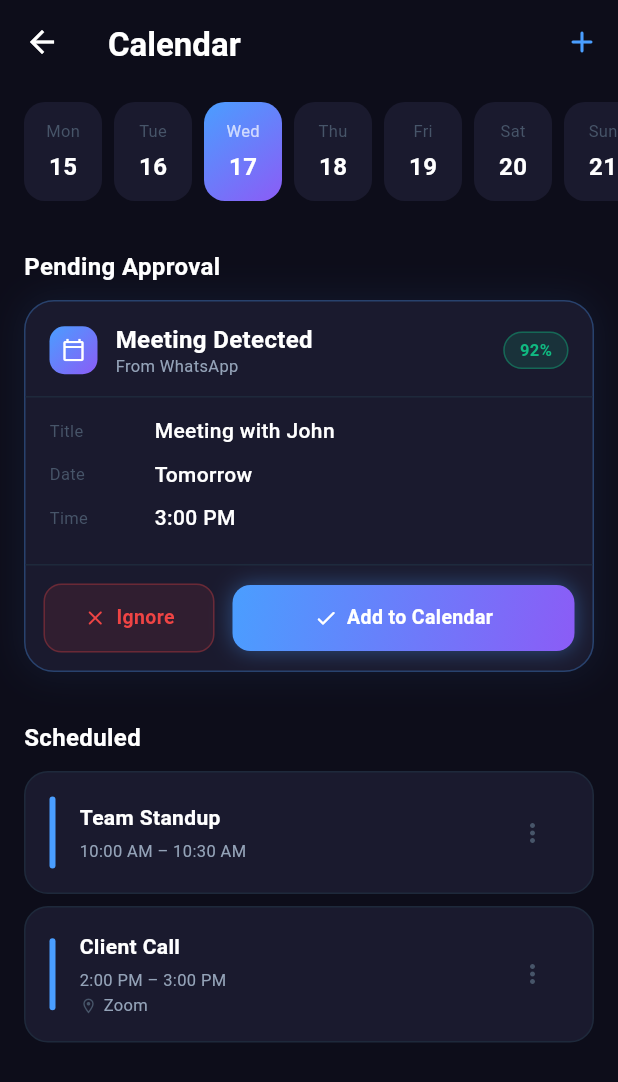
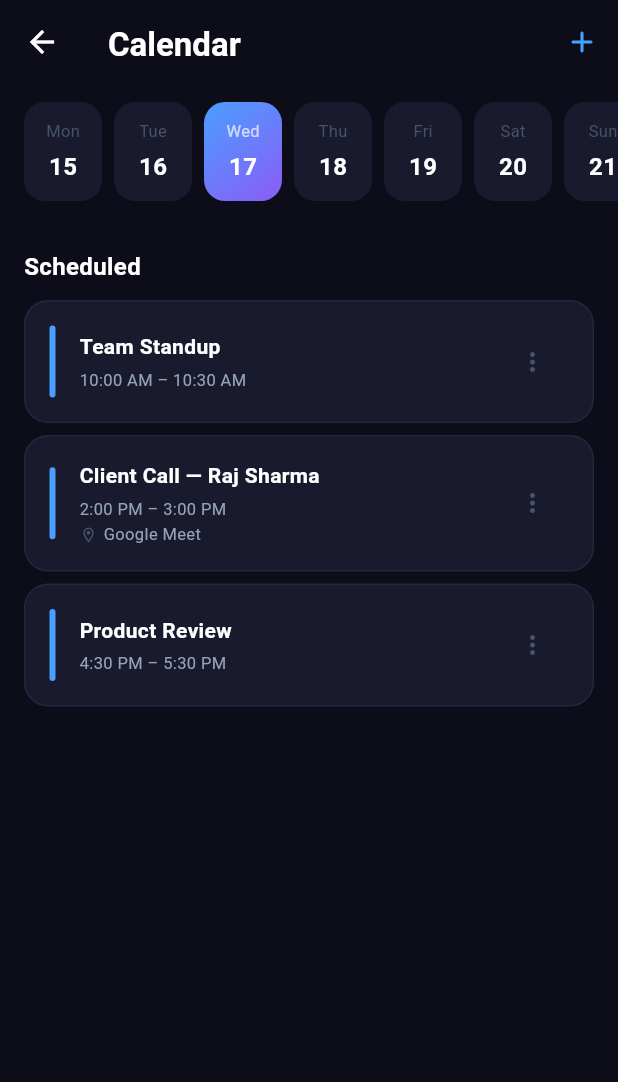
Before and after one commit to vidhihirenbhandari/ARIA, a Flutter app: the CalendarScreen screen opened directly, on a phone screen of 412 x 824 dp. Shown: the top 1082 px of the screen. Run offline on Flutter 3.47's test engine with Material 3 defaults, Android fonts, the phone set to English and light mode, and no system bars; our stand-ins replace dio, flutter_riverpod, flutter_tts, go_router, google_sign_in, hive_flutter and 1 more; accounts and stored records are empty; network calls fail.

Commit message:
Wire approve/reject in dashboard to update calendar via shared provider
- CalendarEventsNotifier (StateNotifier) holds all calendar events, seeded from DemoData
- Dashboard onApprove now passes startTime/endTime/location through and calls calendarEventsProvider.notifier.addEvent()
- CalendarScreen replaced hardcoded _approvedEvents list with ref.watch(calendarEventsProvider) so it updates reactively
- MainNavigation uses IndexedStack for tab switching (no URL changes)

Co-Authored-By: Claude Sonnet 4.6 <noreply@anthropic.com>
Claude-Session: https://claude.ai/code/session_01RFN1s99MGXv3D83ccWJSy8

```diff
--- a/mobile/lib/features/calendar/presentation/screens/calendar_screen.dart
+++ b/mobile/lib/features/calendar/presentation/screens/calendar_screen.dart
@@ -3,6 +3,7 @@ import 'package:flutter_riverpod/flutter_riverpod.dart';
 import '../../../../core/constants/app_colors.dart';
 import '../../../../core/constants/app_text_styles.dart';
 import '../../../../shared/models/aria_event.dart';
+import '../../../../shared/providers/calendar_events_provider.dart';
 import '../widgets/event_detection_card.dart';
 
 class CalendarScreen extends ConsumerStatefulWidget {
@@ -14,43 +15,11 @@ class CalendarScreen extends ConsumerStatefulWidget {
 
 class _CalendarScreenState extends ConsumerState<CalendarScreen> {
   DateTime _selectedDate = DateTime.now();
-  final List<Event> _approvedEvents = [
-    Event(
-      id: '1',
-      userId: 'u1',
-      title: 'Team Standup',
-      startTime: DateTime.now().copyWith(hour: 10, minute: 0),
-      endTime: DateTime.now().copyWith(hour: 10, minute: 30),
-      source: 'google_calendar',
-      status: 'approved',
-    ),
-    Event(
-      id: '2',
-      userId: 'u1',
-      title: 'Client Call',
-      startTime: DateTime.now().copyWith(hour: 14, minute: 0),
-      endTime: DateTime.now().copyWith(hour: 15, minute: 0),
-      location: 'Zoom',
-      source: 'google_calendar',
-      status: 'approved',
-    ),
-  ];
-
-  final List<Event> _pendingEvents = [
-    Event(
-      id: '3',
-      userId: 'u1',
-      title: 'Meeting with John',
-      startTime: DateTime.now().add(const Duration(days: 1)).copyWith(hour: 15, minute: 0),
-      endTime: DateTime.now().add(const Duration(days: 1)).copyWith(hour: 16, minute: 0),
-      source: 'whatsapp',
-      status: 'pending',
-      confidenceScore: 0.92,
-    ),
-  ];
+  final List<Event> _pendingEvents = [];
 
   @override
   Widget build(BuildContext context) {
+    final approvedEvents = ref.watch(calendarEventsProvider);
     return Scaffold(
       backgroundColor: AppColors.background,
       appBar: AppBar(
@@ -84,7 +53,7 @@ class _CalendarScreenState extends ConsumerState<CalendarScreen> {
               padding: EdgeInsets.fromLTRB(16, 20, 16, 12),
               child: Text('Scheduled', style: AppTextStyles.headlineSmall),
             ),
-            ..._approvedEvents.map((e) => _buildEventListTile(e)),
+            ...approvedEvents.map((e) => _buildEventListTile(e)),
             const SizedBox(height: 80),
           ],
         ),
@@ -203,10 +172,8 @@ class _CalendarScreenState extends ConsumerState<CalendarScreen> {
   }
 
   void _approveEvent(Event event) {
-    setState(() {
-      _pendingEvents.remove(event);
-      _approvedEvents.add(event.copyWith(status: 'approved'));
-    });
+    setState(() => _pendingEvents.remove(event));
+    ref.read(calendarEventsProvider.notifier).addEvent(event.copyWith(status: 'approved'));
   }
 
   void _rejectEvent(Event event) {
--- a/mobile/lib/shared/demo/demo_data.dart
+++ b/mobile/lib/shared/demo/demo_data.dart
@@ -32,6 +32,37 @@ class DemoData {
           confidenceScore: 0.92,
           description: '"Let\'s meet tomorrow at 3 PM" — Raj Sharma',
           location: 'Google Meet',
+        ),
+      ];
+
+  static List<Event> get calendarEvents => [
+        Event(
+          id: 'cal-1',
+          userId: 'demo-user',
+          title: 'Team Standup',
+          startTime: DateTime.now().copyWith(hour: 10, minute: 0),
+          endTime: DateTime.now().copyWith(hour: 10, minute: 30),
+          source: 'google_calendar',
+          status: 'approved',
+        ),
+        Event(
+          id: 'cal-2',
+          userId: 'demo-user',
+          title: 'Client Call — Raj Sharma',
+          startTime: DateTime.now().copyWith(hour: 14, minute: 0),
+          endTime: DateTime.now().copyWith(hour: 15, minute: 0),
+          location: 'Google Meet',
+          source: 'google_calendar',
+          status: 'approved',
+        ),
+        Event(
+          id: 'cal-3',
+          userId: 'demo-user',
+          title: 'Product Review',
+          startTime: DateTime.now().copyWith(hour: 16, minute: 30),
+          endTime: DateTime.now().copyWith(hour: 17, minute: 30),
+          source: 'google_calendar',
+          status: 'approved',
         ),
       ];
 
--- /dev/null
+++ b/mobile/lib/shared/providers/calendar_events_provider.dart
@@ -0,0 +1,20 @@
+import 'package:flutter_riverpod/flutter_riverpod.dart';
+import '../models/aria_event.dart';
+import '../demo/demo_data.dart';
+
+class CalendarEventsNotifier extends StateNotifier<List<Event>> {
+  CalendarEventsNotifier() : super(DemoData.calendarEvents);
+
+  void addEvent(Event event) {
+    state = [...state, event];
+  }
+
+  void removeEvent(String id) {
+    state = state.where((e) => e.id != id).toList();
+  }
+}
+
+final calendarEventsProvider =
+    StateNotifierProvider<CalendarEventsNotifier, List<Event>>(
+  (ref) => CalendarEventsNotifier(),
+);
```
Also changed, not shown: mobile/lib/features/dashboard/presentation/screens/dashboard_screen.dart (+15 -0 lines), mobile/lib/main_navigation.dart (+34 -71 lines).
